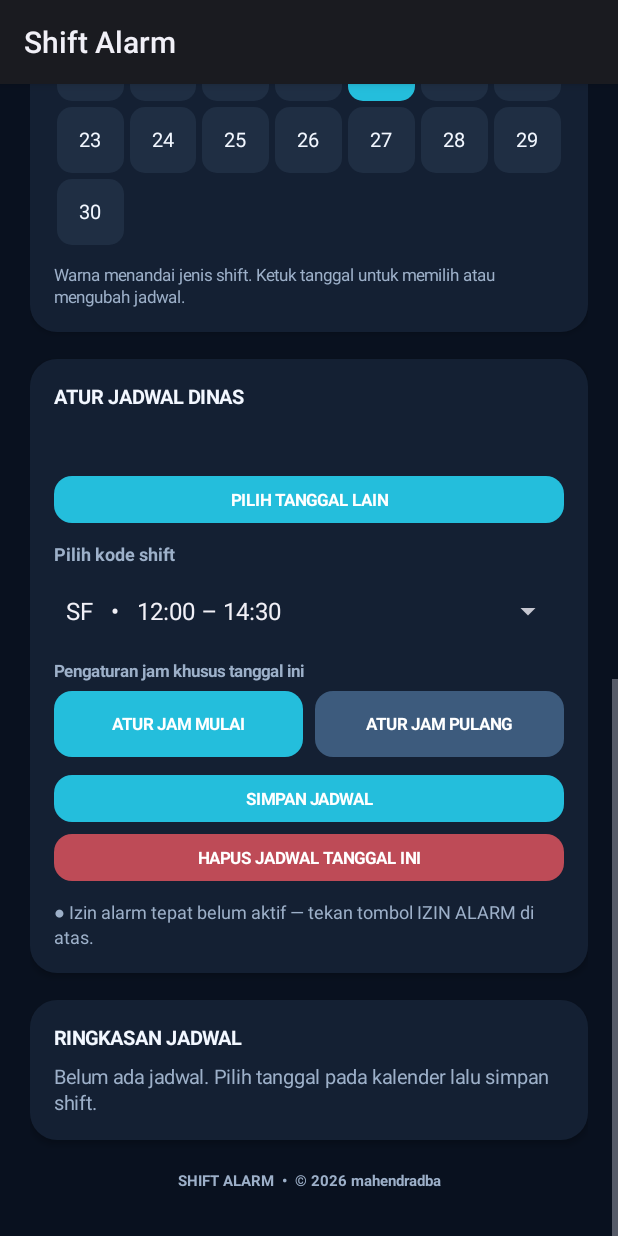
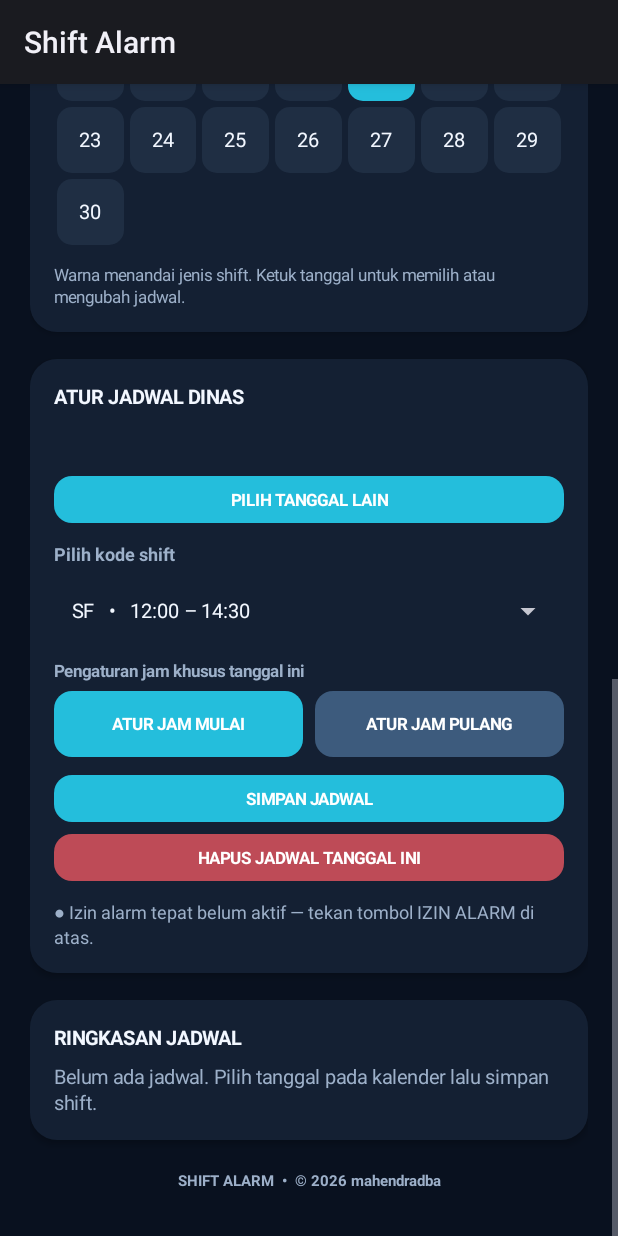
Before and after one commit to shiftalarm/shift-alarm, an Android app: the screen it shows after launch (MainActivity), scrolled down 821 dp, on a phone screen of 412 x 824 dp. Run offline under Robolectric (Android 15) with nearby library versions, the phone set to English and light mode, and no system bars.

Commit message:
Fix shift dropdown text contrast in dark and light themes

```diff
--- a/app/src/main/java/com/shiftalarm/app/MainActivity.kt
+++ b/app/src/main/java/com/shiftalarm/app/MainActivity.kt
@@ -182,7 +182,24 @@ class MainActivity : Activity() {
         addSpaceTo(editor, 6)
         shiftSpinner = Spinner(this)
         val options = ShiftDefinitions.all.map { "${it.code}   •   ${it.startTime} – ${it.endTime}" }
-        val adapter = ArrayAdapter(this, android.R.layout.simple_spinner_item, options)
+        val adapter = object : ArrayAdapter<String>(this, android.R.layout.simple_spinner_item, options) {
+            override fun getView(position: Int, convertView: View?, parent: ViewGroup): View {
+                val item = super.getView(position, convertView, parent) as TextView
+                item.setTextColor(primaryText)
+                item.textSize = 13f
+                item.setPadding(dp(12), dp(8), dp(12), dp(8))
+                return item
+            }
+
+            override fun getDropDownView(position: Int, convertView: View?, parent: ViewGroup): View {
+                val item = super.getDropDownView(position, convertView, parent) as TextView
+                item.setTextColor(primaryText)
+                item.setTextSize(14f)
+                item.setPadding(dp(14), dp(12), dp(14), dp(12))
+                item.setBackgroundColor(cardColor)
+                return item
+            }
+        }
         adapter.setDropDownViewResource(android.R.layout.simple_spinner_dropdown_item)
         shiftSpinner.adapter = adapter
         val existing = store.getShift(selectedDate)
```
